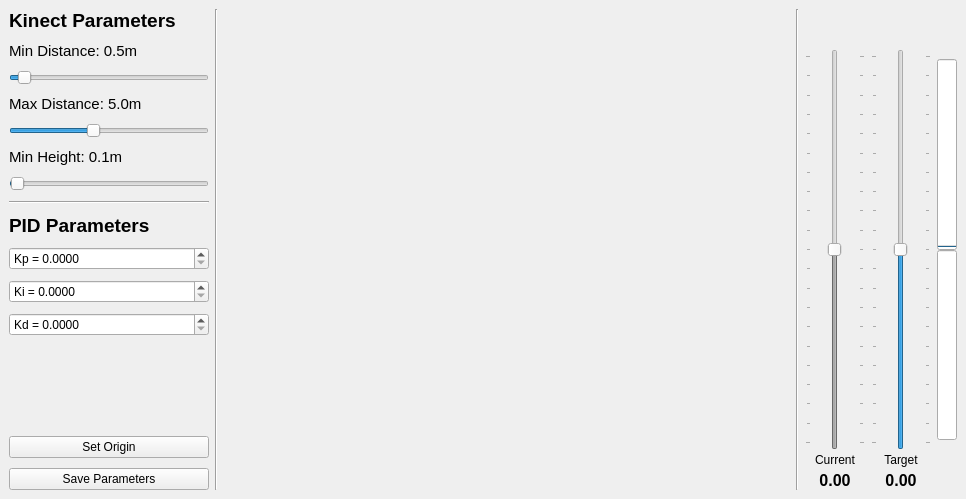
Above: Vision_Control/falcon9/pclviewer.ui from HardwareCity/Falcon9_Electric_Fun before the change. Below: the same form after it.
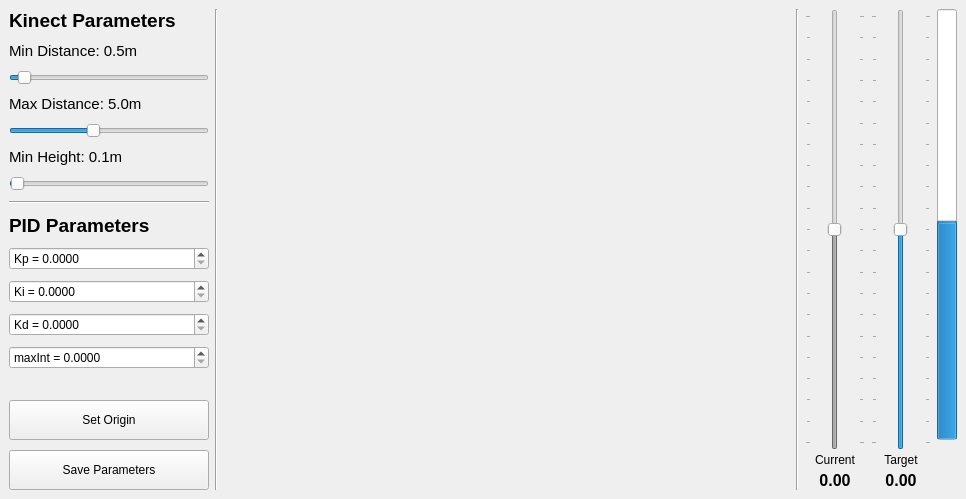
That is the form after the change. Custom widgets are drawn as their Qt base class.

The edit to the form file:
```diff
--- a/Vision_Control/falcon9/pclviewer.ui
+++ b/Vision_Control/falcon9/pclviewer.ui
@@ -261,6 +261,22 @@
           <property name="maximum">
            <double>9999.000000000000000</double>
           </property>
+          <property name="singleStep">
+           <double>0.100000000000000</double>
+          </property>
+         </widget>
+        </item>
+        <item>
+         <widget class="QDoubleSpinBox" name="doubleSpin_maxint">
+          <property name="prefix">
+           <string>maxInt = </string>
+          </property>
+          <property name="decimals">
+           <number>4</number>
+          </property>
+          <property name="singleStep">
+           <double>0.100000000000000</double>
+          </property>
          </widget>
         </item>
         <item>
@@ -278,6 +294,12 @@
         </item>
         <item>
          <widget class="QPushButton" name="pushButton_setOrigin">
+          <property name="minimumSize">
+           <size>
+            <width>0</width>
+            <height>40</height>
+           </size>
+          </property>
           <property name="text">
            <string>Set Origin</string>
           </property>
@@ -285,6 +307,12 @@
         </item>
         <item>
          <widget class="QPushButton" name="pushButton_save">
+          <property name="minimumSize">
+           <size>
+            <width>0</width>
+            <height>40</height>
+           </size>
+          </property>
           <property name="text">
            <string>Save Parameters</string>
           </property>
@@ -303,23 +331,7 @@
        <number>0</number>
       </property>
       <item>
-       <spacer name="verticalSpacer">
-        <property name="orientation">
-         <enum>Qt::Vertical</enum>
-        </property>
-        <property name="sizeType">
-         <enum>QSizePolicy::Fixed</enum>
-        </property>
-        <property name="sizeHint" stdset="0">
-         <size>
-          <width>20</width>
-          <height>40</height>
-         </size>
-        </property>
-       </spacer>
-      </item>
-      <item>
-       <widget class="QSlider" name="verticalSlider">
+       <widget class="QSlider" name="slider_current">
         <property name="enabled">
          <bool>false</bool>
         </property>
@@ -408,23 +420,7 @@
        <number>0</number>
       </property>
       <item>
-       <spacer name="verticalSpacer_2">
-        <property name="orientation">
-         <enum>Qt::Vertical</enum>
-        </property>
-        <property name="sizeType">
-         <enum>QSizePolicy::Fixed</enum>
-        </property>
-        <property name="sizeHint" stdset="0">
-         <size>
-          <width>20</width>
-          <height>40</height>
-         </size>
-        </property>
-       </spacer>
-      </item>
-      <item>
-       <widget class="QSlider" name="verticalSlider_2">
+       <widget class="QSlider" name="slider_target">
         <property name="sizePolicy">
          <sizepolicy hsizetype="Fixed" vsizetype="Expanding">
           <horstretch>0</horstretch>
@@ -507,23 +503,7 @@
        <number>0</number>
       </property>
       <item>
-       <spacer name="verticalSpacer_4">
-        <property name="orientation">
-         <enum>Qt::Vertical</enum>
-        </property>
-        <property name="sizeType">
-         <enum>QSizePolicy::Fixed</enum>
-        </property>
-        <property name="sizeHint" stdset="0">
-         <size>
-          <width>20</width>
-          <height>50</height>
-         </size>
-        </property>
-       </spacer>
-      </item>
-      <item>
-       <widget class="QProgressBar" name="progressBar">
+       <widget class="QProgressBar" name="throttle_pos">
         <property name="minimumSize">
          <size>
           <width>20</width>
@@ -536,39 +516,17 @@
           <height>16777215</height>
          </size>
         </property>
-        <property name="value">
-         <number>0</number>
+        <property name="minimum">
+         <number>-100</number>
         </property>
-        <property name="orientation">
-         <enum>Qt::Vertical</enum>
-        </property>
-       </widget>
-      </item>
-      <item>
-       <widget class="QProgressBar" name="progressBar_2">
-        <property name="minimumSize">
-         <size>
-          <width>20</width>
-          <height>0</height>
-         </size>
-        </property>
-        <property name="maximumSize">
-         <size>
-          <width>20</width>
-          <height>16777215</height>
-         </size>
-        </property>
         <property name="value">
          <number>0</number>
         </property>
         <property name="orientation">
          <enum>Qt::Vertical</enum>
         </property>
-        <property name="invertedAppearance">
-         <bool>true</bool>
-        </property>
-        <property name="textDirection">
-         <enum>QProgressBar::BottomToTop</enum>
+        <property name="format">
+         <string>%v</string>
         </property>
        </widget>
       </item>
```
Left out of the diff: 6 changed lines with no effect on the pictures.
